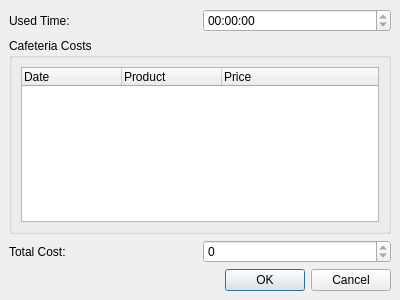
Above: pykafe/server/payment.ui from jnmbk/pykafe before the change. Below: the same form after it.
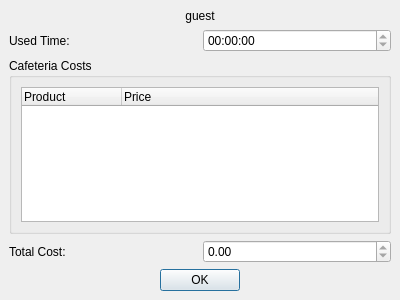
That is the form after the change. Icons and pictures are not drawn.

```diff
--- a/pykafe/server/payment.ui
+++ b/pykafe/server/payment.ui
@@ -22,7 +22,7 @@
    <property name="spacing" >
     <number>6</number>
    </property>
-   <item row="1" column="0" >
+   <item row="2" column="0" >
     <widget class="QGroupBox" name="groupBox" >
      <property name="title" >
       <string>Cafeteria Costs</string>
@@ -42,11 +42,6 @@
         <property name="allColumnsShowFocus" >
          <bool>true</bool>
         </property>
-        <column>
-         <property name="text" >
-          <string>Date</string>
-         </property>
-        </column>
         <column>
          <property name="text" >
           <string>Product</string>
@@ -62,31 +57,7 @@
      </layout>
     </widget>
    </item>
-   <item row="0" column="0" >
-    <layout class="QHBoxLayout" >
-     <property name="margin" >
-      <number>0</number>
-     </property>
-     <property name="spacing" >
-      <number>6</number>
-     </property>
-     <item>
-      <widget class="QLabel" name="label" >
-       <property name="text" >
-        <string>Used Time:</string>
-       </property>
-      </widget>
-     </item>
-     <item>
-      <widget class="QTimeEdit" name="usedTime" >
-       <property name="readOnly" >
-        <bool>true</bool>
-       </property>
-      </widget>
-     </item>
-    </layout>
-   </item>
-   <item row="2" column="0" >
+   <item row="3" column="0" >
     <layout class="QHBoxLayout" >
      <property name="margin" >
       <number>0</number>
@@ -102,21 +73,61 @@
       </widget>
      </item>
      <item>
-      <widget class="QSpinBox" name="totalCost" >
+      <widget class="QDoubleSpinBox" name="totalCost" >
        <property name="readOnly" >
         <bool>true</bool>
        </property>
+       <property name="maximum" >
+        <double>1000000000.000000000000000</double>
+       </property>
       </widget>
      </item>
     </layout>
    </item>
-   <item row="4" column="0" >
+   <item row="5" column="0" >
     <widget class="QDialogButtonBox" name="buttonBox" >
      <property name="orientation" >
       <enum>Qt::Horizontal</enum>
      </property>
      <property name="standardButtons" >
-      <set>QDialogButtonBox::Cancel|QDialogButtonBox::NoButton|QDialogButtonBox::Ok</set>
+      <set>QDialogButtonBox::Ok</set>
+     </property>
+     <property name="centerButtons" >
+      <bool>true</bool>
+     </property>
+    </widget>
+   </item>
+   <item row="1" column="0" >
+    <layout class="QHBoxLayout" >
+     <property name="margin" >
+      <number>0</number>
+     </property>
+     <property name="spacing" >
+      <number>6</number>
+     </property>
+     <item>
+      <widget class="QLabel" name="label" >
+       <property name="text" >
+        <string>Used Time:</string>
+       </property>
+      </widget>
+     </item>
+     <item>
+      <widget class="QTimeEdit" name="usedTime" >
+       <property name="readOnly" >
+        <bool>true</bool>
+       </property>
+      </widget>
+     </item>
+    </layout>
+   </item>
+   <item row="0" column="0" >
+    <widget class="QLabel" name="label_3" >
+     <property name="text" >
+      <string>guest</string>
+     </property>
+     <property name="alignment" >
+      <set>Qt::AlignCenter</set>
      </property>
     </widget>
    </item>
```
